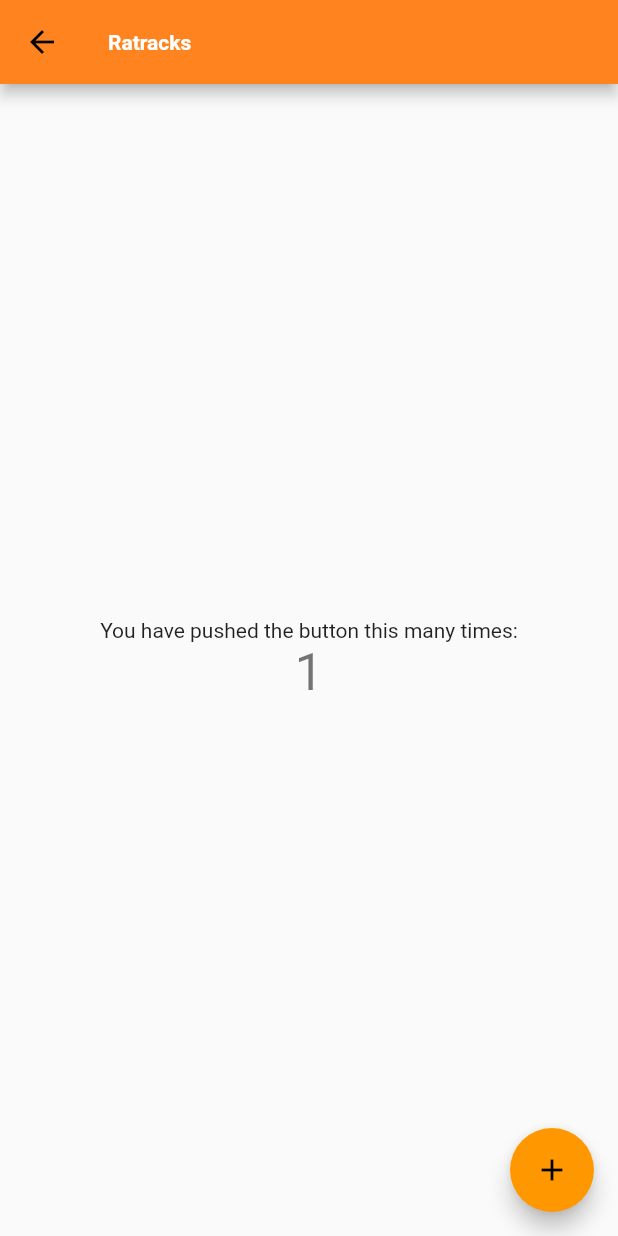
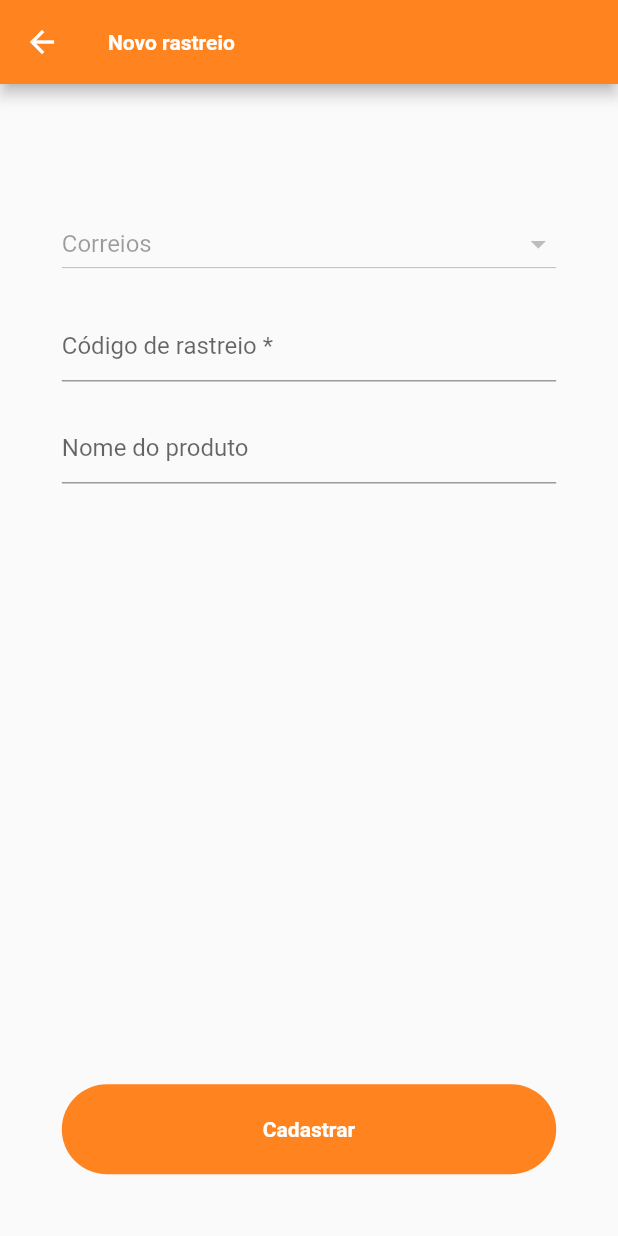
Before and after one commit to ratracks/app, a Flutter app: the HomePage screen opened by its route, after a tap on the "add" icon, on a phone screen of 412 x 824 dp. Run offline on Flutter 3.47's test engine with Material 2 defaults, Android fonts, the phone set to English and light mode, and no system bars; our stand-ins replace dartz, equatable, flutter_animate, flutter_modular, flutter_secure_storage; accounts and stored records are empty.

Commit message:
RAT-24 feature(pages): adding create_tracking_page

```diff
--- a/lib/app_module.dart
+++ b/lib/app_module.dart
@@ -1,4 +1,5 @@
 import 'package:flutter_modular/flutter_modular.dart';
+import 'package:ratracks/presenter/pages/create_tracking/create_tracking_module.dart';
 import 'package:ratracks/presenter/pages/start/start_module.dart';
 
 import 'presenter/pages/home/home_module.dart';
@@ -7,6 +8,15 @@ class AppModule extends Module {
   @override
   final List<ModularRoute> routes = [
     ModuleRoute('/', module: StartModule()),
-    ModuleRoute('/home', module: HomeModule()),
+    ModuleRoute(
+      '/home',
+      module: HomeModule(),
+      transition: TransitionType.rightToLeftWithFade
+    ),
+    ModuleRoute(
+      '/create_tracking',
+      module: CreateTrackingModule(),
+      transition: TransitionType.rightToLeftWithFade,
+    ),
   ];
 }
--- a/lib/main.dart
+++ b/lib/main.dart
@@ -36,11 +36,14 @@ class AppChild extends StatelessWidget {
             color: Color.fromARGB(255, 255, 255, 255),
             fontWeight: FontWeight.bold,
           ),
+          iconTheme: IconThemeData(
+            color: Colors.white,
+          )
         ),
         filledButtonTheme: FilledButtonThemeData(
           style: ButtonStyle(
             minimumSize: MaterialStateProperty.all<Size>(
-              const Size(255.0, 70.0),
+              const Size(255.0, 60.0),
             ),
             backgroundColor: MaterialStateProperty.all<Color>(
               const Color.fromARGB(255, 255, 132, 32),
@@ -49,7 +52,7 @@ class AppChild extends StatelessWidget {
               const Color.fromARGB(255, 255, 255, 255),
             ),
             textStyle: MaterialStateProperty.all<TextStyle>(const TextStyle(
-              fontWeight: FontWeight.normal,
+              fontWeight: FontWeight.bold,
               fontSize: 14.0,
             )),
           ),
--- /dev/null
+++ b/lib/presenter/pages/create_tracking/create_tracking_module.dart
@@ -0,0 +1,10 @@
+import 'package:flutter_modular/flutter_modular.dart';
+
+import 'create_tracking_page.dart';
+
+class CreateTrackingModule extends Module {
+  @override
+  final List<ModularRoute> routes = [
+    ChildRoute(Modular.initialRoute, child: (_, args) => CreateTrackingPage()),
+  ];
+}
--- /dev/null
+++ b/lib/presenter/pages/create_tracking/create_tracking_page.dart
@@ -0,0 +1,63 @@
+import 'package:flutter/material.dart';
+
+class CreateTrackingPage extends StatelessWidget {
+  const CreateTrackingPage({super.key});
+
+  @override
+  Widget build(BuildContext context) {
+    return Scaffold(
+      appBar: AppBar(
+        title: const Text('Novo rastreio'),
+      ),
+      body: SafeArea(
+        child: Padding(
+        padding: EdgeInsets.only(
+          top: MediaQuery.of(context).size.height * 0.1,
+          bottom: MediaQuery.of(context).size.height * 0.05,
+          left: MediaQuery.of(context).size.width * 0.1,
+          right: MediaQuery.of(context).size.width * 0.1,
+        ),
+        child: Column(
+        children: [
+          DropdownButton(
+            isExpanded: true,
+            value: 'correios',
+            items: const [
+              DropdownMenuItem(
+                value: 'correios',
+                child: Text('Correios'),
+              )
+            ],
+            onChanged: null
+          ),
+          const SizedBox(height: 20),
+          const TextField(
+            decoration: InputDecoration(
+              hintText: 'Código de rastreio *',
+            ),
+          ),
+          const SizedBox(height: 20),
+          const TextField(
+            decoration: InputDecoration(
+              hintText: 'Nome do produto',
+            ),
+          ),
+          const Expanded(
+            child: Align(
+              alignment: Alignment.bottomCenter,
+              child: SizedBox(
+                width: double.infinity,
+                child: FilledButton(
+                onPressed: null,
+                child: Text('Cadastrar'),
+              ),
+              ),
+            )
+          )
+        ]
+      )
+      ),
+      )
+    );
+  }
+}
--- a/lib/presenter/pages/home/home_page.dart
+++ b/lib/presenter/pages/home/home_page.dart
@@ -1,4 +1,5 @@
 import 'package:flutter/material.dart';
+import 'package:flutter_modular/flutter_modular.dart';
 
 class HomePage extends StatefulWidget {
   const HomePage({super.key});
@@ -11,14 +12,15 @@ class _HomePageState extends State<HomePage> {
   int _counter = 0;
 
   void _incrementCounter() {
-    setState(() {
-      // This call to setState tells the Flutter framework that something has
-      // changed in this State, which causes it to rerun the build method below
-      // so that the display can reflect the updated values. If we changed
-      // _counter without calling setState(), then the build method would not be
-      // called again, and so nothing would appear to happen.
-      _counter++;
-    });
+    Modular.to.pushNamed('/create_tracking');
+    // setState(() {
+    //   // This call to setState tells the Flutter framework that something has
+    //   // changed in this State, which causes it to rerun the build method below
+    //   // so that the display can reflect the updated values. If we changed
+    //   // _counter without calling setState(), then the build method would not be
+    //   // called again, and so nothing would appear to happen.
+    //   _counter++;
+    // });
   }
 
   @override
```
